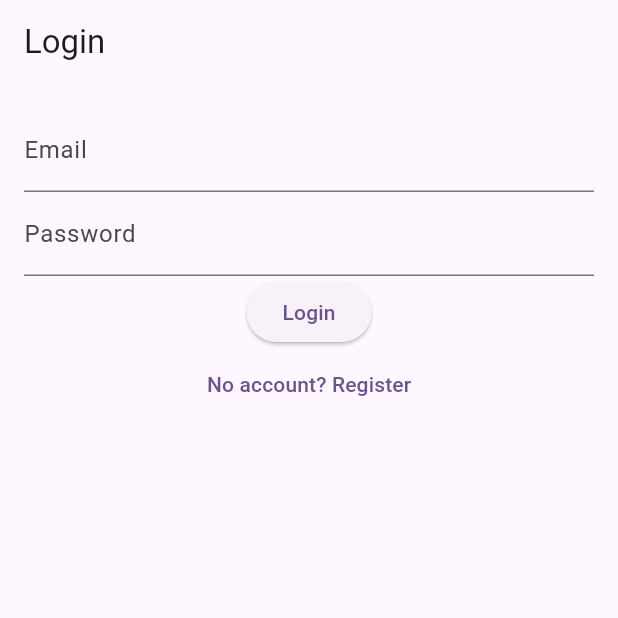
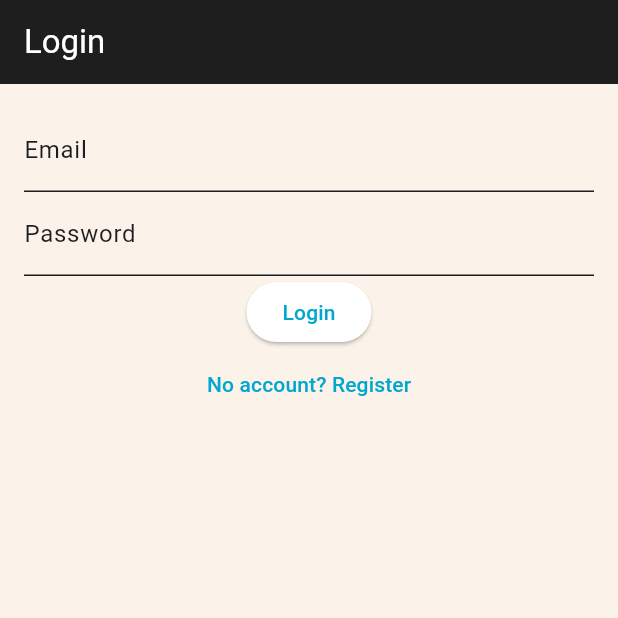
Before and after one commit to ethanisthin/Tally, a Flutter app: the screen it shows after launch, on a phone screen of 412 x 824 dp, the top half of it. Run offline on Flutter 3.47's test engine with Material 3 defaults, Android fonts, the phone set to English and light mode, and no system bars; our stand-ins replace cloud_firestore, firebase_auth, firebase_core; accounts and stored records are empty; Roboto replaces fonts that are missing (Poppins).

Commit message:
refactor: improve main.dart structure and update theme configuration

```diff
--- a/lib/main.dart
+++ b/lib/main.dart
@@ -5,10 +5,9 @@ import 'package:trip_expense_tracker/firebase_options.dart';
 import 'screens/login_screen.dart';
 import 'screens/home_screen.dart';
 
-
 void main() async {
   WidgetsFlutterBinding.ensureInitialized();
-  await Firebase.initializeApp(options: DefaultFirebaseOptions.currentPlatform,);
+  await Firebase.initializeApp(options: DefaultFirebaseOptions.currentPlatform);
   runApp(const TripExpenseTrackerApp());
 }
 
@@ -20,14 +19,39 @@ class TripExpenseTrackerApp extends StatelessWidget {
     return MaterialApp(
       title: 'Tally',
       theme: ThemeData(
-        colorScheme: ColorScheme.fromSeed(seedColor: Colors.deepPurple),
-        useMaterial3: true,
+        fontFamily: 'Poppins',
+        colorScheme: const ColorScheme(
+          brightness: Brightness.light,
+          primary: Color(0xFF00A8CF),
+          onPrimary: Colors.white,
+          secondary: Color(0xFFFBF2E9),
+          onSecondary: Color(0xFF1E1E1E),
+          background: Color(0xFFFBF2E9),
+          onBackground: Color(0xFF1E1E1E),
+          surface: Colors.white,
+          onSurface: Color(0xFF1E1E1E),
+          error: Colors.red,
+          onError: Colors.white,
+        ),
+        scaffoldBackgroundColor: const Color(0xFFFBF2E9),
+        appBarTheme: const AppBarTheme(
+          backgroundColor: Color(0xFF1E1E1E),
+          foregroundColor: Colors.white,
+          elevation: 0,
+        ),
+        textTheme: ThemeData.light().textTheme.apply(
+              fontFamily: 'Poppins',
+              bodyColor: const Color(0xFF1E1E1E),
+              displayColor: const Color(0xFF1E1E1E),
+            ),
       ),
       home: StreamBuilder<User?>(
         stream: FirebaseAuth.instance.authStateChanges(),
         builder: (context, snapshot) {
           if (snapshot.connectionState == ConnectionState.waiting) {
-            return const Scaffold(body: Center(child: CircularProgressIndicator()));
+            return const Scaffold(
+              body: Center(child: CircularProgressIndicator()),
+            );
           }
           if (snapshot.hasData) {
             return const HomeScreen();
```
